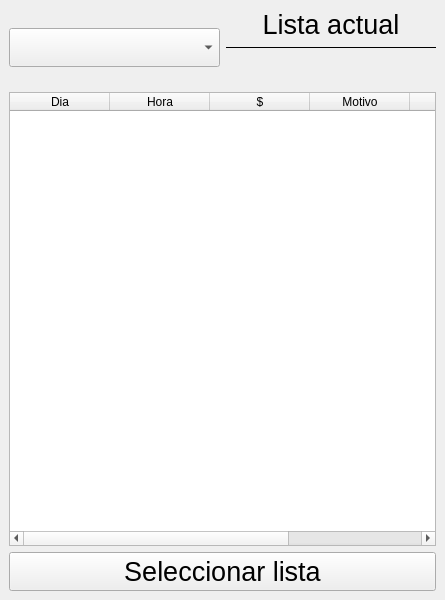
Before: the Qt Designer form visualizar_lista.ui in maxi03462/Chau-QT, drawn with Qt 5.
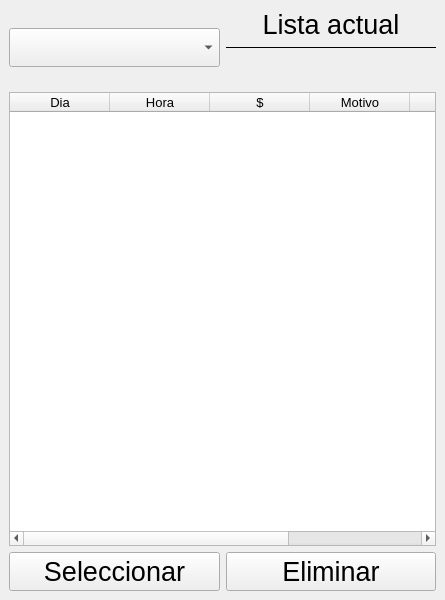
After: the same form once the commit is applied.

Diff of the .ui file:
```diff
--- a/visualizar_lista.ui
+++ b/visualizar_lista.ui
@@ -74,38 +74,85 @@
     </item>
     <item>
      <widget class="QTableWidget" name="tableWidget">
+      <property name="layoutDirection">
+       <enum>Qt::LeftToRight</enum>
+      </property>
+      <property name="inputMethodHints">
+       <set>Qt::ImhNone</set>
+      </property>
+      <property name="verticalScrollBarPolicy">
+       <enum>Qt::ScrollBarAsNeeded</enum>
+      </property>
+      <property name="horizontalScrollBarPolicy">
+       <enum>Qt::ScrollBarAsNeeded</enum>
+      </property>
+      <property name="sizeAdjustPolicy">
+       <enum>QAbstractScrollArea::AdjustIgnored</enum>
+      </property>
       <column>
        <property name="text">
         <string>Dia</string>
        </property>
+       <property name="font">
+        <font>
+         <pointsize>10</pointsize>
+        </font>
+       </property>
       </column>
       <column>
        <property name="text">
         <string>Hora</string>
        </property>
+       <property name="font">
+        <font>
+         <pointsize>10</pointsize>
+        </font>
+       </property>
       </column>
       <column>
        <property name="text">
         <string>$</string>
        </property>
+       <property name="font">
+        <font>
+         <pointsize>10</pointsize>
+        </font>
+       </property>
       </column>
       <column>
        <property name="text">
         <string>Motivo</string>
        </property>
+       <property name="font">
+        <font>
+         <pointsize>10</pointsize>
+        </font>
+       </property>
       </column>
       <column>
        <property name="text">
         <string>Detalle</string>
        </property>
+       <property name="font">
+        <font>
+         <pointsize>10</pointsize>
+        </font>
+       </property>
       </column>
       <column>
        <property name="text">
         <string>Gasto?</string>
        </property>
+       <property name="font">
+        <font>
+         <pointsize>10</pointsize>
+        </font>
+       </property>
       </column>
      </widget>
     </item>
+    <item>
+     <layout class="QHBoxLayout" name="horizontalLayout_2">
     <item>
      <widget class="QPushButton" name="pushButton">
       <property name="font">
@@ -114,9 +161,23 @@
        </font>
       </property>
       <property name="text">
-       <string>Seleccionar lista</string>
-      </property>
-     </widget>
+         <string>Seleccionar</string>
+        </property>
+       </widget>
+      </item>
+      <item>
+       <widget class="QPushButton" name="pushButton_2">
+        <property name="font">
+         <font>
+          <pointsize>20</pointsize>
+         </font>
+        </property>
+        <property name="text">
+         <string>Eliminar</string>
+        </property>
+       </widget>
+      </item>
+     </layout>
     </item>
    </layout>
   </widget>
```
Lines whose indentation alone changed are shown as unchanged.
